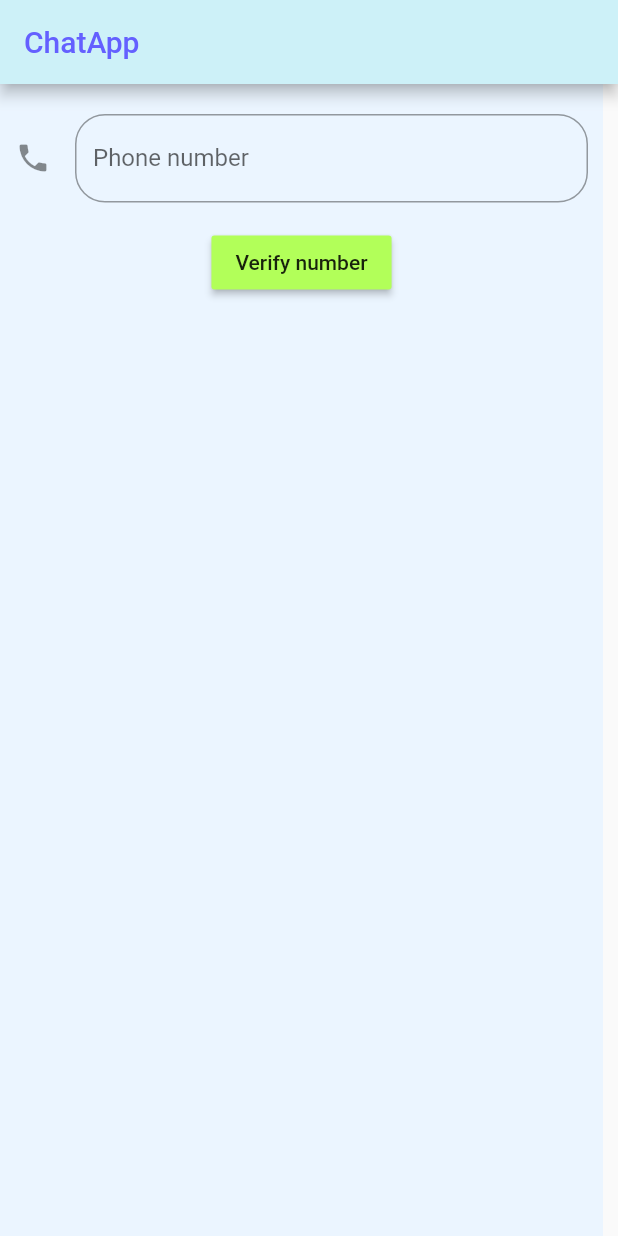
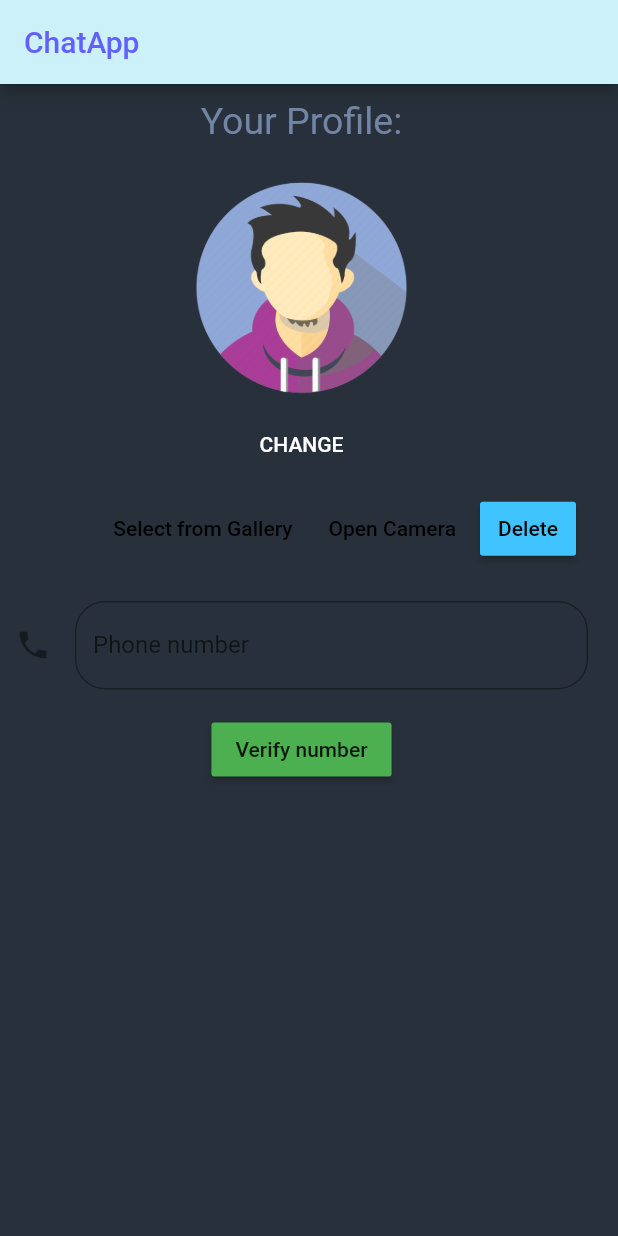
Before and after one commit to JazzGandhi/chatapp, a Flutter app: the screen it shows after launch, on a phone screen of 412 x 824 dp. Run offline on Flutter 3.47's test engine with Material 2 defaults, Android fonts, the phone set to English and light mode, and no system bars; our stand-ins replace contacts_service, firebase_auth, image_picker, permission_handler, shared_preferences; accounts and stored records are empty.

Commit message:
Recreated loginpage

```diff
--- a/lib/Pages/contacts_listpage.dart
+++ b/lib/Pages/contacts_listpage.dart
@@ -2,6 +2,7 @@ import 'package:flutter/cupertino.dart';
 import 'package:flutter/material.dart';
 import 'package:permission_handler/permission_handler.dart';
 import 'package:contacts_service/contacts_service.dart';
+
 class ContactPermission extends StatefulWidget {
   @override
   _ContactPermissionState createState() => _ContactPermissionState();
@@ -23,18 +24,17 @@ class _ContactPermissionState extends State<ContactPermission> {
   }
 
   _checkPermission() async {
-    final PermissionStatus permissionStatus =
-    await _getPermission();
+    final PermissionStatus permissionStatus = await _getPermission();
     if (permissionStatus == PermissionStatus.granted) {
-      Navigator.push(context,
-          MaterialPageRoute(builder: (context) => ContactList()));
+      Navigator.push(
+          context, MaterialPageRoute(builder: (context) => ContactList()));
     } else {
       showDialog(
           context: context,
           builder: (BuildContext context) => AlertDialog(
                 title: Text('Permissions error'),
-            content: Text(
-                'Please enable contacts access from system settings'),
+                content:
+                    Text('Please enable contacts access from system settings'),
                 actions: <Widget>[
                   CupertinoDialogAction(
                     child: Text('OK'),
@@ -111,7 +111,11 @@ class _ContactListState extends State<ContactList> {
                   title: Text(contact.displayName ?? ''),
                 );
               })
-          : Center(child: const CircularProgressIndicator()),
+          : Container(
+              width: 200,
+              height: 200,
+              child: Center(child: const CircularProgressIndicator()),
+            ),
     );
   }
 }
--- a/lib/Pages/loginpage.dart
+++ b/lib/Pages/loginpage.dart
@@ -1,6 +1,10 @@
+import 'dart:io';
+
 import 'package:chatapp/Others/PhoneNumAuthService.dart';
 import 'package:flutter/material.dart';
 import 'package:firebase_auth/firebase_auth.dart';
+import 'package:image_picker/image_picker.dart';
+import 'package:shared_preferences/shared_preferences.dart';
 class LoginPage extends StatefulWidget {
   @override
   _LoginPageState createState() => _LoginPageState();
@@ -56,9 +60,74 @@ class _LoginPageState extends State<LoginPage> {
             _smsCodeSent(verificationId, [code]));
   }
 
+
+  File imgPath;
+  final formKey = GlobalKey<FormState>();
+  SharedPreferences pref;
+  bool isProfileCreated = false;
+  String username;
+  final lis = [
+    "profile1.png",
+    "profile2.png",
+    "profile3.png",
+    "profile4.png",
+    "profile5.png",
+    "profile6.png"
+  ];
+  int val = 0;
+  double width;
+
+  Widget img() {
+    if(imgPath==null){
+      return Container(
+        width: 250,
+        height: 250,
+        alignment: Alignment.center,
+        child: AnimatedSwitcher(
+          duration: Duration(milliseconds: 400),
+          child: Image.asset(
+            "assets/images/" + lis[val % 6],
+          ) ,
+        ),
+      );
+    }
+    else{
+      return Container(
+        width: 250,
+        height: 250,
+        alignment: Alignment.center,
+        child: AnimatedSwitcher(
+          duration: Duration(milliseconds: 400),
+          child: Image.file(
+            imgPath,
+          ),
+        ),
+      );
+    }
+  }
+
+  addToDb() {
+    print(username);
+  }
+
+  uploadGallery() async{
+    var img=await ImagePicker.pickImage(source: ImageSource.gallery);
+    setState(() {
+      imgPath=img;
+    });
+  }
+
+  uploadCamera() async{
+    var img=await ImagePicker.pickImage(source: ImageSource.camera);
+    setState(() {
+      imgPath=img;
+    });
+  }
+
   @override
   Widget build(BuildContext context) {
     return Scaffold(
+        backgroundColor: Color.fromRGBO(40, 49, 59, 1),
         appBar: AppBar(
           //rgb(223,239,220)
           backgroundColor: Color.fromRGBO(205, 241, 248, 1),
@@ -67,18 +136,67 @@ class _LoginPageState extends State<LoginPage> {
         ),
         body: Container(
           //rgb(205,241,248)rgb(196,196,233)
-          color: Color.fromRGBO(235, 245, 255, 1) ,
           margin: EdgeInsets.only(left: 0,right: 10),
           padding: EdgeInsets.all(10),
           child: Column(
             children: <Widget>[
-              SizedBox(
-                height: 10,
+              Text("Your Profile:", style: TextStyle(
+                  fontSize: 25, color: Color.fromRGBO(114, 133, 165, 1)),),
+              Flexible(
+                child: FractionallySizedBox(
+                  heightFactor: 0.1,
+                  child: Text(""),
+                ),
+              ),
+              Flexible(
+                child: AnimatedSwitcher(
+                  duration: Duration(milliseconds: 500),
+                  child: img(),
+                ),
+              ),
+              Visibility(
+                visible: imgPath==null,
+                child: FlatButton(
+                  onPressed: () {
+                    setState(() {
+                      val += 1;
+                    });
+                  },
+                  child: Text("CHANGE",style: TextStyle(color: Colors.white),),
+                ),
+              ),
+              ButtonBar(
+                children: <Widget>[
+                  FlatButton(
+                    child: Text("Select from Gallery"),
+                    onPressed: ()=>uploadGallery(),
+                  ),
+                  FlatButton(
+                    child: Text("Open Camera"),
+                    onPressed: ()=>uploadCamera(),
+                  ),
+                  RaisedButton(
+                    color: Colors.lightBlueAccent,
+                    child: Text("Delete"),
+                    onPressed: (){
+                      setState(() {
+                        imgPath=null;
+                      });
+                    },
+                  ),
+                ],
+              ),
+              Flexible(
+                child: FractionallySizedBox(
+                  heightFactor: 0.1,
+                ),
               ),
               Form(
                 key: formkey,
                 child: TextFormField(
+                  style: TextStyle(color: Colors.lightBlueAccent),
                   decoration: InputDecoration(
+                      hintStyle: TextStyle(color: Colors.lightBlueAccent),
                       labelText: "Phone number",
                       hintText: "Enter country code and number",
                       border: OutlineInputBorder(
@@ -127,11 +245,11 @@ class _LoginPageState extends State<LoginPage> {
                 maintainSize: true,
                 maintainAnimation: true,
                 maintainState: true,
-                child: Text(error,style: TextStyle(color: Colors.red),),
+                child: Text(error,style: TextStyle(color: Colors.lightBlueAccent),),
               ),
               RaisedButton(
                 child: Text("Verify number"),
-                color: Colors.lightGreenAccent,
+                color: Colors.green,
                 onPressed: () {
                   //print("YES BITCHES" + phoneNum);
                   if(formkey.currentState.validate())
--- a/pubspec.yaml
+++ b/pubspec.yaml
@@ -24,6 +24,8 @@ dependencies:
   firebase_core: ^0.4.0+9
   firebase_auth: ^0.14.0+5
   cloud_firestore: ^0.12.9+5
+  image_picker: ^0.6.5 #add other related files in IOS to use camera and gallery
+  shared_preferences: ^0.5.6+3
 
   # The following adds the Cupertino Icons font to your application.
   # Use with the CupertinoIcons class for iOS style icons.
@@ -44,7 +46,8 @@ flutter:
   # included with your application, so that you can use the icons in
   # the material Icons class.
   uses-material-design: true
-
+  assets:
+    - assets/images/
   # To add assets to your application, add an assets section, like this:
   # assets:
   #  - images/a_dot_burr.jpeg
```
Also changed, not shown: assets/images/profile1.png (added), assets/images/profile2.png (added), assets/images/profile3.png (added), assets/images/profile4.png (added), assets/images/profile5.png (added), assets/images/profile6.png (added), pubspec.lock. Lines whose indentation alone changed are shown as unchanged.
